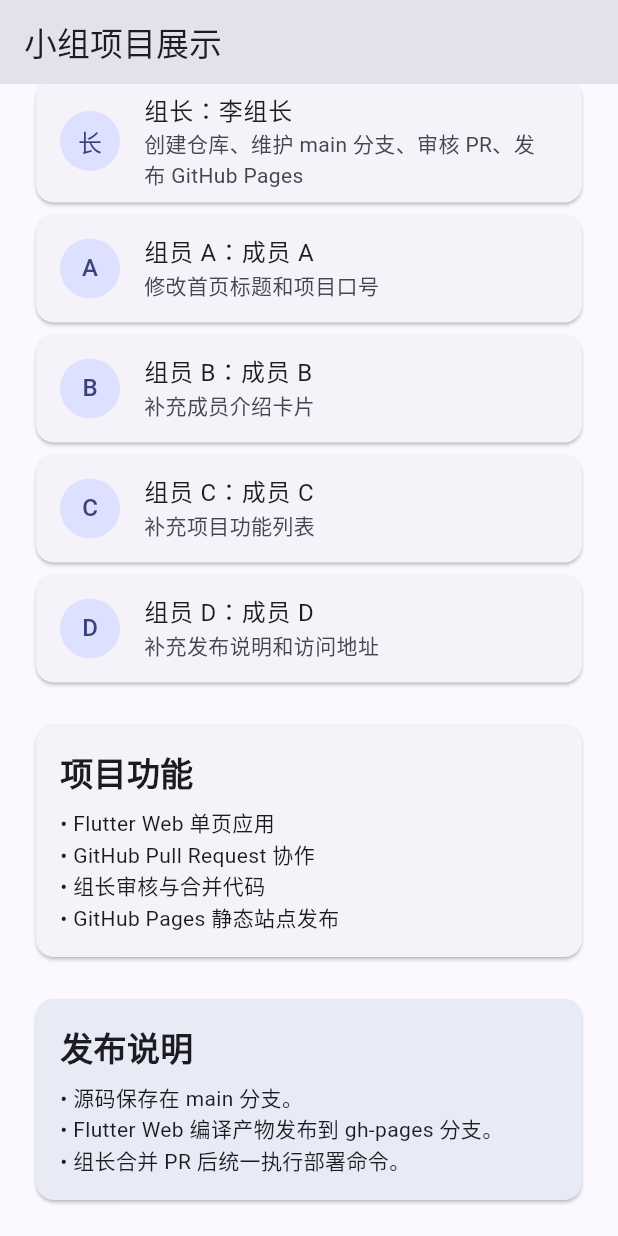
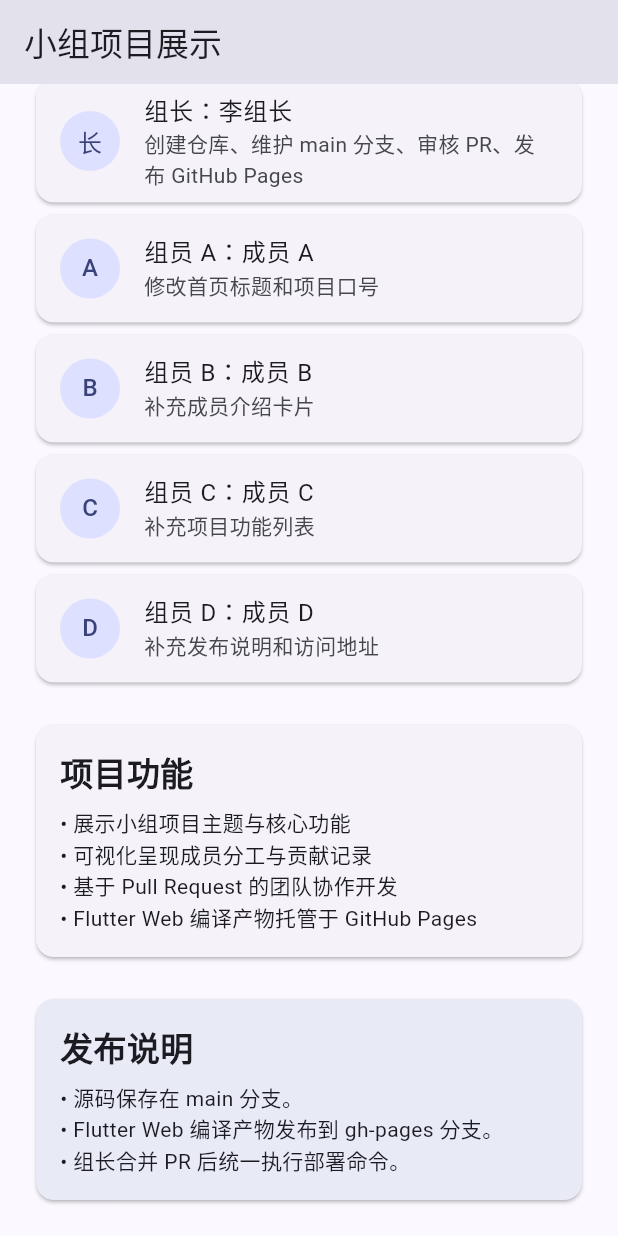
Before and after one commit to SHLINOvO/group_flutter_pages_demo, a Flutter app: the screen it shows after launch, scrolled down 246 dp, on a phone screen of 412 x 824 dp. Run offline on Flutter 3.47's test engine with Material 3 defaults, Android fonts, the light colour scheme and no system bars.

Commit message:
update project features

```diff
--- a/lib/main.dart
+++ b/lib/main.dart
@@ -36,10 +36,10 @@ class TeamHomePage extends StatelessWidget {
   ];
 
   static const List<String> features = [
-    'Flutter Web 单页应用',
-    'GitHub Pull Request 协作',
-    '组长审核与合并代码',
-    'GitHub Pages 静态站点发布',
+    '展示小组项目主题与核心功能',
+    '可视化呈现成员分工与贡献记录',
+    '基于 Pull Request 的团队协作开发',
+    'Flutter Web 编译产物托管于 GitHub Pages',
   ];
 
   static const List<String> releaseNotes = [
```
